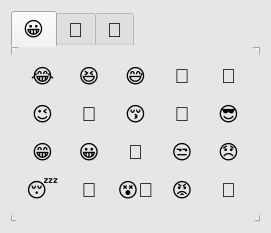
The window that EmojiPage.ui (lankai7/NewChat) describes before a commit, drawn with Qt 5.
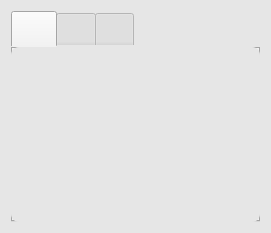
The same window after the commit.

Patch:
```diff
--- a/EmojiPage.ui
+++ b/EmojiPage.ui
@@ -20,12 +20,14 @@
    <string>Form</string>
   </property>
   <property name="styleSheet">
-   <string notr="true">    border-radius: 10px; /* 设置圆角半径为10px */  
+   <string notr="true">	border-radius: 8px; /* 设置圆角半径为10px */  
     padding: 2px 2px; /* 添加内边距以显示边框与文本之间的空间 */  
     background-color: rgb(230, 230, 230); /* 设置背景颜色 */
 	font-size:20px;
+	color:rgba(0, 0, 0, 0);
     text-align: center; /* 文本居中 */  
-</string>
+
+	</string>
   </property>
   <layout class="QHBoxLayout" name="horizontalLayout">
    <item>
@@ -74,7 +76,7 @@
           <string notr="true"/>
          </property>
          <property name="text">
-          <string>😀</string>
+          <string>😂</string>
          </property>
         </widget>
        </item>
@@ -146,7 +148,8 @@
        <item row="0" column="5">
         <widget class="QPushButton" name="pushButton_33">
          <property name="styleSheet">
-          <string notr="true"/>
+          <string notr="true">
+border: 0;</string>
          </property>
          <property name="text">
           <string>🤤</string>
@@ -166,7 +169,7 @@
           <string notr="true"/>
          </property>
          <property name="text">
-          <string>😂</string>
+          <string>😀</string>
          </property>
         </widget>
        </item>
```
Left out of the diff: 123 changed lines with no effect on the pictures.
